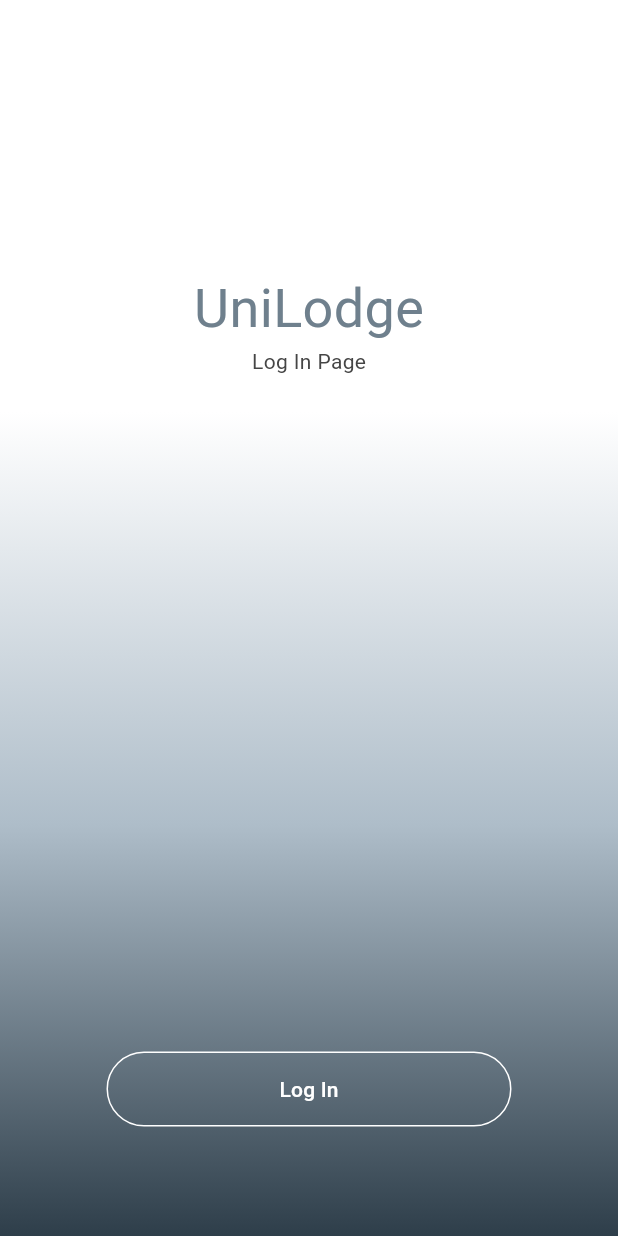
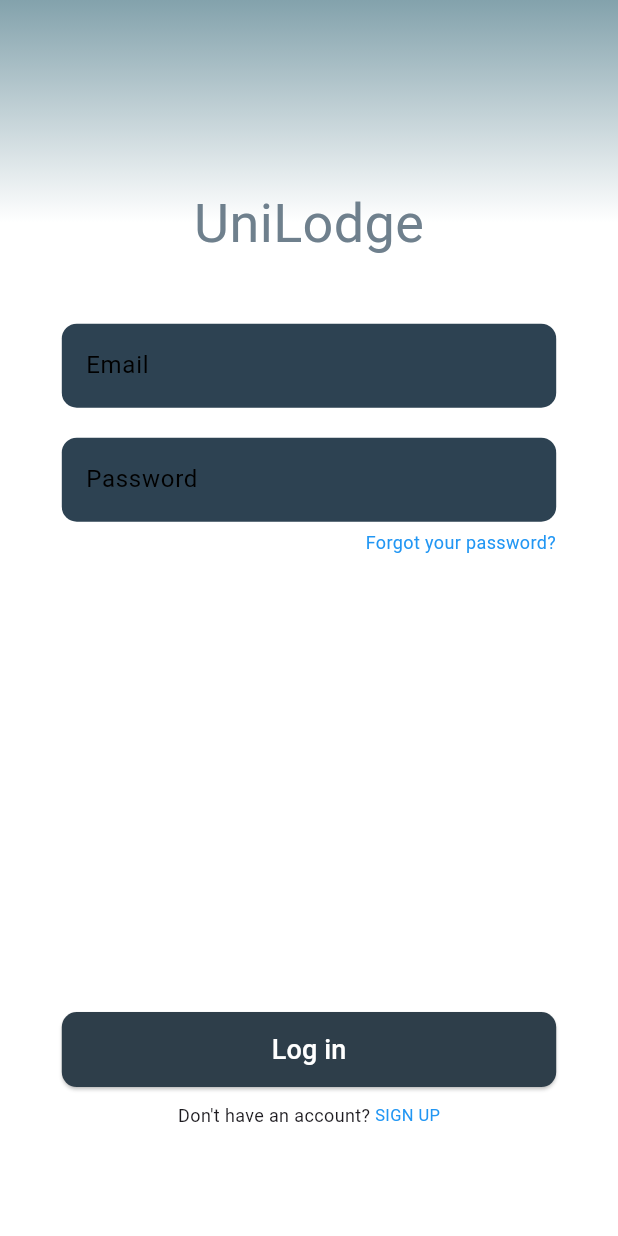
Before and after one commit to Swa-ne/UniLodge, a Flutter app: the Login screen opened by its route, on a phone screen of 412 x 824 dp. Run offline on Flutter 3.47's test engine with Material 3 defaults, Android fonts, the phone set to English and light mode, and no system bars; our stand-ins replace go_router; Roboto replaces fonts that are missing (TrainOne).

```diff
--- a/unilodge/lib/app_routes.dart
+++ b/unilodge/lib/app_routes.dart
@@ -1,4 +1,5 @@
 import 'package:go_router/go_router.dart';
+import 'package:unilodge/presentation/auth/pages/accountSelectionLogin.dart';
 import 'package:unilodge/presentation/auth/pages/login.dart';
 import 'package:unilodge/presentation/auth/pages/signUp.dart';
 import 'package:unilodge/presentation/favorite/pages/favorites.dart';
@@ -14,10 +15,14 @@ final GoRouter appRouter = GoRouter(routes: [
       // add some auth logic heree
       final isLoggedIn = false;
       // ignore: dead_code
-      return isLoggedIn ? '/home' : '/login';
+      return isLoggedIn ? '/home' : '/account-selection-login';
     },
   ),
 
+  GoRoute(
+    path: '/account-selection-login',
+    builder: (context, state) => const AccountSelectionLogin(),
+  ),
   GoRoute(
     path: '/signup',
     builder: (context, state) => const SignUp(),
--- a/unilodge/lib/presentation/auth/pages/login.dart
+++ b/unilodge/lib/presentation/auth/pages/login.dart
@@ -10,55 +10,165 @@ class Login extends StatefulWidget {
   State<Login> createState() => _LoginState();
 }
 
-// nilagay lang
-
 class _LoginState extends State<Login> {
   @override
   Widget build(BuildContext context) {
+    final screenHeight = MediaQuery.of(context).size.height;
+    final screenWidth = MediaQuery.of(context).size.width;
+
     return Scaffold(
+      resizeToAvoidBottomInset: false,
       body: Container(
         decoration: const BoxDecoration(
           gradient: LinearGradient(
             begin: Alignment.topCenter,
             end: Alignment.bottomCenter,
             colors: [
+              Color(0xff83a2ac),
               Color.fromARGB(255, 255, 255, 255),
               Color.fromARGB(255, 255, 255, 255),
-              Color.fromARGB(255, 174, 189, 201),
-              Color(0xff2E3E4A),
-            ])),
-        child: Center(
+            ],
+            stops: [0.00, 0.18, 0.90],
+          ),
+        ),
+        child: SizedBox(
+          width: screenWidth,
+          height: screenHeight,
+          child: Padding(
+            padding: EdgeInsets.symmetric(
+              horizontal: screenWidth * 0.1,
+            ),
             child: Column(
+              crossAxisAlignment: CrossAxisAlignment.center,
+              mainAxisSize: MainAxisSize.min,
               children: [
-              SizedBox(
-                height: 180,
-              ),
-              Text(
+                SizedBox(height: screenHeight * 0.15),
+                const Text(
                   'UniLodge',
                   style: TextStyle(
                     fontFamily: AppTheme.logoFont,
                     fontSize: 36,
-                    color: AppColors.lightBlueTextColor),
+                    color: AppColors.lightBlueTextColor,
                   ),
-              Text('Log In Page', style: TextStyle(color: AppColors.textColor)),
-              SizedBox(
-                height: 450,
                 ),
-              SizedBox(
-                width: 270,
-                height: 50,
-                child: OutlinedButton(
+                SizedBox(height: screenHeight * 0.05),
+                Form(
+                  child: Column(
+                    children: [
+                      TextField(
+                        keyboardType: TextInputType.emailAddress,
+                        decoration: InputDecoration(
+                          filled: true,
+                          fillColor: AppColors.blueTextColor,
+                          border: OutlineInputBorder(
+                            borderRadius: BorderRadius.circular(10.0),
+                            borderSide: BorderSide.none,
+                          ),
+                          labelStyle: const TextStyle(
+                            color: Colors.black,
+                            height: 1.3,
+                          ),
+                          labelText: "Email",
+                          hintText: "Enter email",
+                          hintStyle: const TextStyle(
+                            fontSize: 14.0,
+                            fontWeight: FontWeight.w400,
+                            color: Colors.grey,
+                          ),
+                        ),
+                      ),
+                      const SizedBox(height: 20.0),
+                      TextField(
+                        keyboardType: TextInputType.visiblePassword,
+                        obscureText: true,
+                        decoration: InputDecoration(
+                          filled: true,
+                          fillColor: AppColors.blueTextColor,
+                          border: OutlineInputBorder(
+                            borderRadius: BorderRadius.circular(10.0),
+                            borderSide: BorderSide.none,
+                          ),
+                          labelStyle: const TextStyle(
+                            color: Colors.black,
+                            height: 1.3,
+                          ),
+                          labelText: "Password",
+                          hintText: "Enter password",
+                          hintStyle: const TextStyle(
+                            fontSize: 14.0,
+                            fontWeight: FontWeight.w400,
+                            color: Colors.grey,
+                          ),
+                        ),
+                      ),
+                      const SizedBox(height: 5),
+                      Align(
+                        alignment: Alignment.centerRight,
+                        child: InkWell(
+                          onTap: () {
+                            print("Text tapped!");
+                          },
+                          child: const Text(
+                            "Forgot your password?",
+                            textAlign: TextAlign.right,
+                            style: TextStyle(
+                              fontSize: 12,
+                              color: Colors.blue,
+                            ),
+                          ),
+                        ),
+                      ),
+                      SizedBox(height: screenHeight * 0.37),
+                      ElevatedButton(
+                        style: ElevatedButton.styleFrom(
+                          padding: const EdgeInsets.symmetric(vertical: 12),
+                          backgroundColor: AppColors.primary,
+                          shape: RoundedRectangleBorder(
+                            borderRadius: BorderRadius.circular(10),
+                          ),
+                          minimumSize: const Size(double.infinity, 48),
+                        ),
                         onPressed: () async {
                           context.go('/home');
                         },
-                    style: OutlinedButton.styleFrom(
-                        foregroundColor: Colors.white,
-                        side: const BorderSide(color: Colors.white)),
-                    child: Text(
-                      'Log In',
-                    )),
-              )
+                        child: const Text(
+                          'Log in',
+                          style: TextStyle(
+                            fontSize: 18,
+                            color: Colors.white,
+                          ),
+                        ),
+                      ),
+                      const SizedBox(height: 10),
+                      Row(
+                        mainAxisAlignment: MainAxisAlignment.center,
+                        children: [
+                          const Text(
+                            "Don't have an account? ",
+                            style: TextStyle(
+                              fontSize: 12,
+                            ),
+                          ),
+                          InkWell(
+                            onTap: () {
+                              context.go('/signup');
+                            },
+                            child: const Text(
+                              "SIGN UP",
+                              textAlign: TextAlign.right,
+                              style: TextStyle(
+                                fontSize: 11,
+                                color: Colors.blue,
+                              ),
+                            ),
+                          ),
                         ],
+                      ),
+                    ],
+                  ),
+                ),
+              ],
+            ),
           ),
         ),
       ),
```
Also changed, not shown: unilodge/lib/presentation/auth/pages/accountSelectionLogin.dart (added, +122 -0 lines), unilodge/lib/presentation/auth/widgets/authButton.dart (added, +46 -0 lines). Lines whose indentation alone changed are shown as unchanged.
